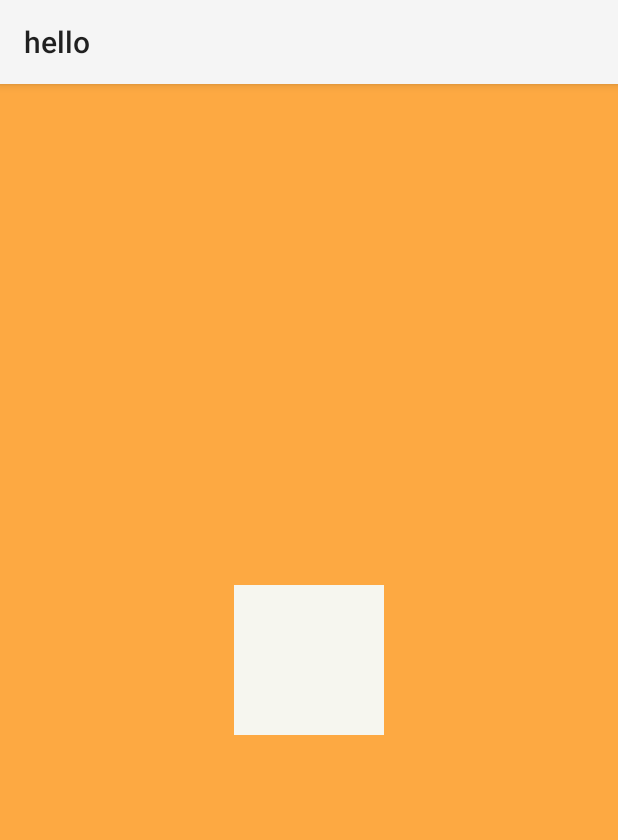
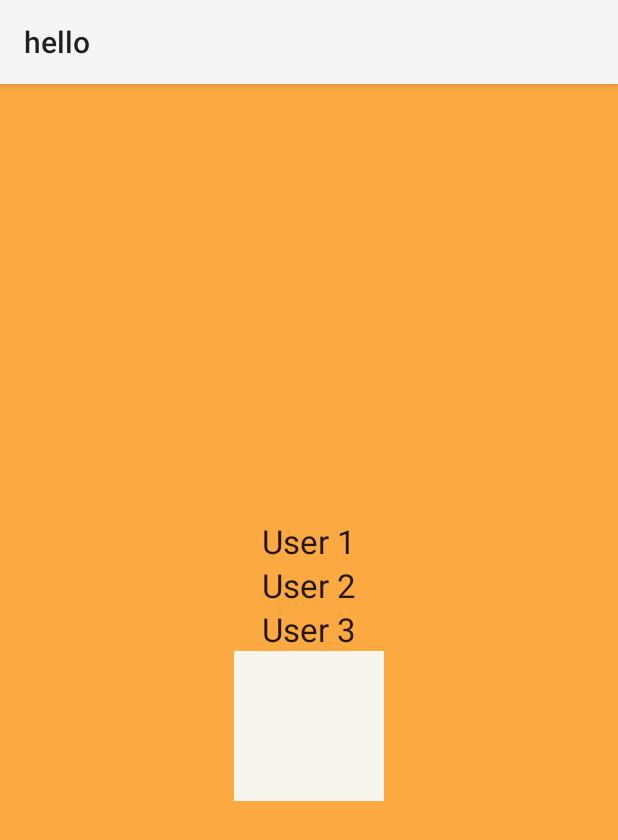
Before and after one commit to jianbai/Going-Android, an Android app: the fragment GroupChatFragment shown on its own in the app's theme, on a phone screen of 412 x 824 dp. Shown: the top 840 px of the screen. Run offline under Robolectric (Android 15) with nearby library versions, the phone set to English and light mode, and no system bars; 3 statements that could not run were skipped.

Commit message:
started populating GroupChatFragment with Parse user data

```diff
--- a/app/src/main/java/io/spw/hello/GroupChatFragment.java
+++ b/app/src/main/java/io/spw/hello/GroupChatFragment.java
@@ -5,6 +5,16 @@ import android.support.v4.app.Fragment;
 import android.view.LayoutInflater;
 import android.view.View;
 import android.view.ViewGroup;
+import android.widget.TextView;
+
+import com.parse.GetCallback;
+import com.parse.ParseException;
+import com.parse.ParseObject;
+import com.parse.ParseQuery;
+import com.parse.ParseUser;
+
+import java.util.ArrayList;
+import java.util.List;
 
 /**
  * Created by scottwang on 1/8/15.
@@ -13,11 +23,65 @@ public class GroupChatFragment extends Fragment {
 
     public static final String TAG = GroupChatFragment.class.getSimpleName();
 
+    private TextView mUser1TextView;
+    private TextView mUser2TextView;
+    private TextView mUser3TextView;
+
+    private ParseUser currentUser;
+    private ParseObject parseGroup;
+    private List<String> groupMemberIds;
+    private List<ParseUser> groupMembers;
+
     @Override
     public View onCreateView(LayoutInflater inflater, ViewGroup container,
                              Bundle savedInstanceState) {
         View rootView = inflater.inflate(R.layout.fragment_group_chat, container, false);
+
+        findViews(rootView);
+
+        currentUser = ParseUser.getCurrentUser();
+        groupMembers = new ArrayList<ParseUser>();
+        ParseQuery<ParseObject> query = new ParseQuery<ParseObject>(ParseConstants.CLASS_GROUPS);
+        query.whereEqualTo(ParseConstants.KEY_MEMBER_IDS, currentUser.getObjectId());
+        query.getFirstInBackground(new GetCallback<ParseObject>() {
+            @Override
+            public void done(ParseObject group, ParseException e) {
+                if (e == null) {
+
+                    parseGroup = group;
+                    groupMemberIds = (ArrayList<String>) group.get(ParseConstants.KEY_MEMBER_IDS);
+
+                    for (String memberId : groupMemberIds) {
+                        if (!memberId.equals(currentUser.getObjectId())) {
+                            ParseUser groupMember = null;
+
+                            ParseQuery<ParseUser> userQuery = ParseUser.getQuery();
+                            try {
+                                groupMember = userQuery.get(memberId);
+                            } catch (ParseException e1) {
+                                e1.printStackTrace();
+                            }
+
+                            groupMembers.add(groupMember);
+                        }
+                    }
+
+                    mUser1TextView.setText(groupMembers.get(0).getString(ParseConstants.KEY_FIRST_NAME));
+                    mUser2TextView.setText(groupMembers.get(1).getString(ParseConstants.KEY_FIRST_NAME));
+                    mUser3TextView.setText(groupMembers.get(2).getString(ParseConstants.KEY_FIRST_NAME));
+                }
+            }
+        });
+
+
+
         return rootView;
     }
 
+    private void findViews(View rootView) {
+        mUser1TextView = (TextView) rootView.findViewById(R.id.group_chat_member_1);
+        mUser2TextView = (TextView) rootView.findViewById(R.id.group_chat_member_2);
+        mUser3TextView = (TextView) rootView.findViewById(R.id.group_chat_member_3);
+    }
+
 }
--- a/app/src/main/java/io/spw/hello/ParseConstants.java
+++ b/app/src/main/java/io/spw/hello/ParseConstants.java
@@ -8,6 +8,7 @@ public final class ParseConstants {
     public static final String CLASS_GROUPS = "Groups";
 
     // Field names
+    public static final String KEY_OBJECT_ID = "objectId";
     public static final String KEY_EMAIL = "email";
     public static final String KEY_AGE = "age";
     public static final String KEY_BIRTHDAY = "birthday";
--- a/app/src/main/java/io/spw/hello/SectionsPagerAdapter.java
+++ b/app/src/main/java/io/spw/hello/SectionsPagerAdapter.java
@@ -67,7 +67,7 @@ public class SectionsPagerAdapter extends FragmentPagerAdapter {
                         mFirstFragment = new ThisWeekendFragment(new ThisWeekendFragmentListener() {
                             @Override
                             public void onSwitchToGroupChat() {
-                                mFragmentManager.beginTransaction().remove(mFirstFragment).commit();
+                                mFragmentManager.beginTransaction().remove(mFirstFragment).commitAllowingStateLoss();
                                 mFirstFragment = new GroupChatFragment();
                                 notifyDataSetChanged();
                             }
--- a/app/src/main/java/io/spw/hello/ThisWeekendFragment.java
+++ b/app/src/main/java/io/spw/hello/ThisWeekendFragment.java
@@ -88,7 +88,6 @@ public class ThisWeekendFragment extends Fragment {
                 currentUser.put(ParseConstants.KEY_IS_SEARCHING, true);
                 currentUser.saveInBackground();
 
-
                 showProgressSpinner();
 
                 childEventListener = new ChildEventListener() {
--- a/app/src/main/res/layout/fragment_group_chat.xml
+++ b/app/src/main/res/layout/fragment_group_chat.xml
@@ -4,6 +4,29 @@
     android:layout_height="match_parent"
     android:background="@color/hello_orange"
     android:gravity="center">
+
+    <TextView
+        android:layout_width="wrap_content"
+        android:layout_height="wrap_content"
+        android:textAppearance="?android:attr/textAppearanceLarge"
+        android:text="User 1"
+        android:id="@+id/group_chat_member_1"
+        android:layout_gravity="center_horizontal" />
+
+    <TextView
+        android:layout_width="wrap_content"
+        android:layout_height="wrap_content"
+        android:textAppearance="?android:attr/textAppearanceLarge"
+        android:text="User 2"
+        android:id="@+id/group_chat_member_2"
+        android:layout_gravity="center_horizontal" />
+
+    <TextView
+        android:layout_width="wrap_content"
+        android:layout_height="wrap_content"
+        android:textAppearance="?android:attr/textAppearanceLarge"
+        android:text="User 3"
+        android:id="@+id/group_chat_member_3" />
 
     <ImageView
         android:layout_width="100dp"
```
Also changed, not shown: app/src/main/java/io/spw/hello/MainActivity.java (+12 -3 lines), app/src/main/java/io/spw/hello/SettingsActivity.java (+5 -3 lines).
